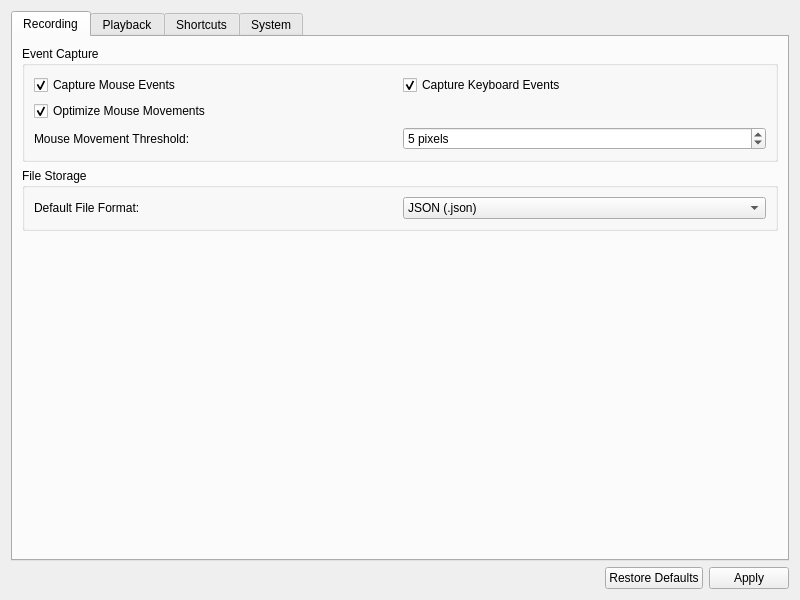
First picture: the form in src/gui/ui/ConfigurationWidget.ui, repository bajfi/MouseKeyRecorder, before the edit.
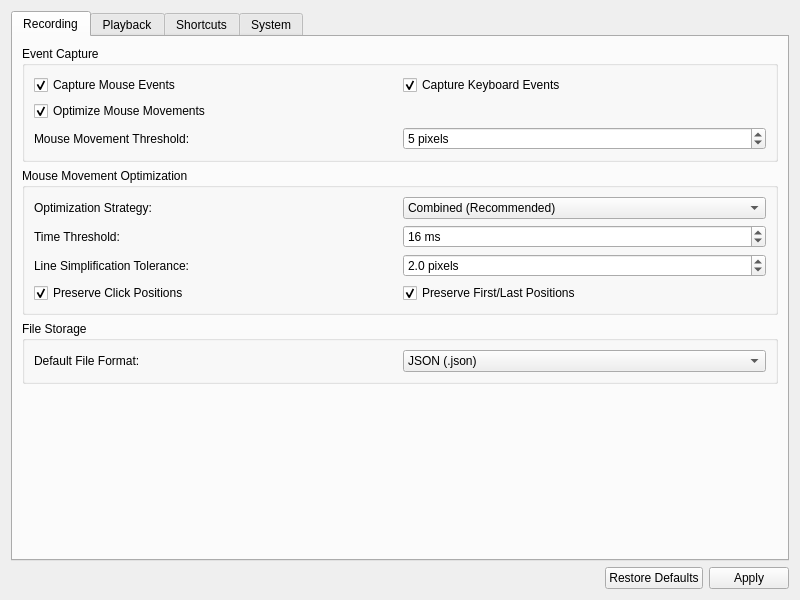
Second picture: the form after the edit.

Commit message: feat: Add mouse movement optimization settings and UI integration; enhance configuration handling and event optimization logic

What changed in the file:
```diff
--- a/src/gui/ui/ConfigurationWidget.ui
+++ b/src/gui/ui/ConfigurationWidget.ui
@@ -86,6 +86,130 @@
                                     </layout>
                                 </widget>
                             </item>
+                            <item>
+                                <widget class="QGroupBox" name="optimizationGroupBox">
+                                    <property name="title">
+                                        <string>Mouse Movement Optimization</string>
+                                    </property>
+                                    <layout class="QGridLayout" name="optimizationLayout">
+                                        <item row="0" column="0">
+                                            <widget class="QLabel" name="optimizationStrategyLabel">
+                                                <property name="text">
+                                                    <string>Optimization Strategy:</string>
+                                                </property>
+                                            </widget>
+                                        </item>
+                                        <item row="0" column="1">
+                                            <widget class="QComboBox" name="optimizationStrategyComboBox">
+                                                <item>
+                                                    <property name="text">
+                                                        <string>Combined (Recommended)</string>
+                                                    </property>
+                                                </item>
+                                                <item>
+                                                    <property name="text">
+                                                        <string>Distance Threshold Only</string>
+                                                    </property>
+                                                </item>
+                                                <item>
+                                                    <property name="text">
+                                                        <string>Douglas-Peucker Only</string>
+                                                    </property>
+                                                </item>
+                                                <item>
+                                                    <property name="text">
+                                                        <string>Time-based Only</string>
+                                                    </property>
+                                                </item>
+                                            </widget>
+                                        </item>
+                                        <item row="1" column="0">
+                                            <widget class="QLabel" name="timeThresholdLabel">
+                                                <property name="text">
+                                                    <string>Time Threshold:</string>
+                                                </property>
+                                            </widget>
+                                        </item>
+                                        <item row="1" column="1">
+                                            <widget class="QSpinBox" name="timeThresholdSpinBox">
+                                                <property name="suffix">
+                                                    <string> ms</string>
+                                                </property>
+                                                <property name="minimum">
+                                                    <number>1</number>
+                                                </property>
+                                                <property name="maximum">
+                                                    <number>100</number>
+                                                </property>
+                                                <property name="value">
+                                                    <number>16</number>
+                                                </property>
+                                                <property name="toolTip">
+                                                    <string>Minimum time between mouse events (lower = smoother, higher = smaller file)</string>
+                                                </property>
+                                            </widget>
+                                        </item>
+                                        <item row="2" column="0">
+                                            <widget class="QLabel" name="douglasPeuckerEpsilonLabel">
+                                                <property name="text">
+                                                    <string>Line Simplification Tolerance:</string>
+                                                </property>
+                                            </widget>
+                                        </item>
+                                        <item row="2" column="1">
+                                            <widget class="QDoubleSpinBox" name="douglasPeuckerEpsilonSpinBox">
+                                                <property name="suffix">
+                                                    <string> pixels</string>
+                                                </property>
+                                                <property name="decimals">
+                                                    <number>1</number>
+                                                </property>
+                                                <property name="minimum">
+                                                    <double>0.1</double>
+                                                </property>
+                                                <property name="maximum">
+                                                    <double>10.0</double>
+                                                </property>
+                                                <property name="singleStep">
+                                                    <double>0.1</double>
+                                                </property>
+                                                <property name="value">
+                                                    <double>2.0</double>
+                                                </property>
+                                                <property name="toolTip">
+                                                    <string>Tolerance for line simplification algorithm (lower = more accurate, higher = more compression)</string>
+                                                </property>
+                                            </widget>
+                                        </item>
+                                        <item row="3" column="0">
+                                            <widget class="QCheckBox" name="preserveClicksCheckBox">
+                                                <property name="text">
+                                                    <string>Preserve Click Positions</string>
+                                                </property>
+                                                <property name="checked">
+                                                    <bool>true</bool>
+                                                </property>
+                                                <property name="toolTip">
+                                                    <string>Always preserve mouse movements at click positions</string>
+                                                </property>
+                                            </widget>
+                                        </item>
+                                        <item row="3" column="1">
+                                            <widget class="QCheckBox" name="preserveFirstLastCheckBox">
+                                                <property name="text">
+                                                    <string>Preserve First/Last Positions</string>
+                                                </property>
+                                                <property name="checked">
+                                                    <bool>true</bool>
+                                                </property>
+                                                <property name="toolTip">
+                                                    <string>Always preserve the first and last mouse positions</string>
+                                                </property>
+                                            </widget>
+                                        </item>
+                                    </layout>
+                                </widget>
+                            </item>
                             <item>
                                 <widget class="QGroupBox" name="storageGroupBox">
                                     <property name="title">
```
The commit also changes 12 other files.
